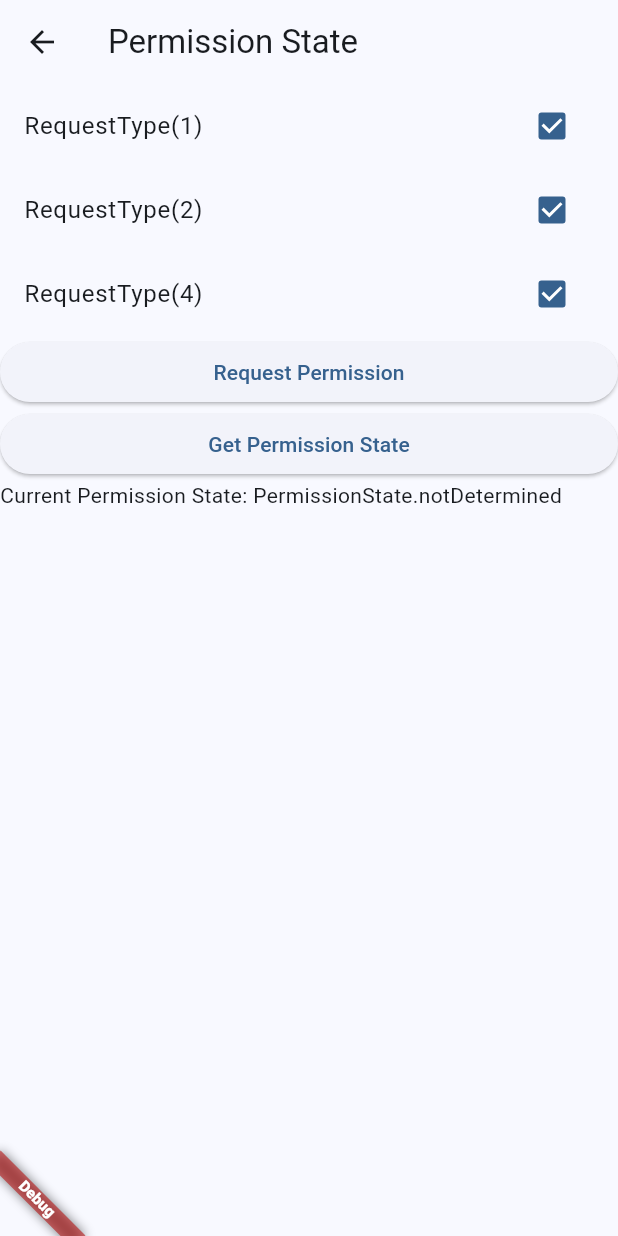
After one commit to fluttercandies/flutter_photo_manager, a Flutter app: the PermissionStatePage screen opened directly, after a tap on "Get Permission State", on a phone screen of 412 x 824 dp. The commit adds this screen. Run offline on Flutter 3.47's test engine with Material 3 defaults, Android fonts, the phone set to English and light mode, and no system bars; drawn by our look-alikes of oktoast; our stand-ins replace video_player; missing offline and left inert: photo_manager_image_provider.

Commit message:
feat: add getPermissionState method (iOS)
Signed-off-by: Caijinglong <cjl_spy@163.com>

```diff
--- a/example/lib/page/developer/develop_index_page.dart
+++ b/example/lib/page/developer/develop_index_page.dart
@@ -18,6 +18,7 @@ import 'dev_title_page.dart';
 import 'ios/create_folder_example.dart';
 import 'ios/edit_asset.dart';
 import 'issues_page/issue_index_page.dart';
+import 'permission_state_page.dart';
 import 'remove_all_android_not_exists_example.dart';
 import 'verbose_log_page.dart';
 
@@ -78,6 +79,10 @@ class _DeveloperIndexPageState extends State<DeveloperIndexPage> {
               onPressed: () => navToWidget(const ColumnNamesPage()),
               child: const Text('Android: column names'),
             ),
+          ElevatedButton(
+            onPressed: () => navToWidget(const PermissionStatePage()),
+            child: const Text('Show permission state page'),
+          ),
           ElevatedButton(
             child: const Text('Show iOS create folder example.'),
             onPressed: () => navToWidget(const CreateFolderExample()),
--- /dev/null
+++ b/example/lib/page/developer/permission_state_page.dart
@@ -0,0 +1,84 @@
+import 'package:flutter/material.dart';
+import 'package:photo_manager/photo_manager.dart';
+
+class PermissionStatePage extends StatefulWidget {
+  const PermissionStatePage({super.key});
+
+  @override
+  State<PermissionStatePage> createState() => _PermissionStatePageState();
+}
+
+class _PermissionStatePageState extends State<PermissionStatePage> {
+  List<RequestType> types = RequestType.values;
+  RequestType get _selectedType {
+    return RequestType.fromTypes(types);
+  }
+
+  PermissionState? _permissionState;
+
+  @override
+  Widget build(BuildContext context) {
+    return Scaffold(
+      appBar: AppBar(
+        title: const Text('Permission State'),
+      ),
+      body: ListView(
+        children: [
+          Column(
+            children: RequestType.values.map((RequestType type) {
+              return CheckboxListTile(
+                title: Text(type.toString().split('.').last),
+                value: _selectedType.containsType(type),
+                onChanged: (bool? value) {
+                  setState(() {
+                    if (value == true) {
+                      types.add(type);
+                    } else {
+                      types.remove(type);
+                    }
+                  });
+                },
+              );
+            }).toList(),
+          ),
+          ElevatedButton(
+            onPressed: _requestPermission,
+            child: const Text('Request Permission'),
+          ),
+          ElevatedButton(
+            onPressed: _getPermissionState,
+            child: const Text('Get Permission State'),
+          ),
+          if (_permissionState != null)
+            Text('Current Permission State: $_permissionState'),
+        ],
+      ),
+    );
+  }
+
+  Future<void> _requestPermission() async {
+    final PermissionRequestOption option = _option();
+    final result = await PhotoManager.requestPermissionExtend(requestOption: option);
+    setState(() {
+      _permissionState = result;
+    });
+  }
+
+  PermissionRequestOption _option() {
+    final type = _selectedType;
+    final PermissionRequestOption option = PermissionRequestOption(
+      androidPermission: AndroidPermission(type: type, mediaLocation: false),
+      iosAccessLevel: IosAccessLevel.readWrite,
+      ohosPermissions: const [],
+    );
+    return option;
+  }
+
+  Future<void> _getPermissionState() async {
+    final PermissionRequestOption option = _option();
+    final state = await PhotoManager.getPermissionState(requestOption: option);
+    setState(() {
+      _permissionState = state;
+    });
+  }
+}
--- a/lib/src/internal/plugin.dart
+++ b/lib/src/internal/plugin.dart
@@ -666,9 +666,13 @@ class PhotoManagerPlugin with BasePlugin, IosPlugin, AndroidPlugin, OhosPlugin {
     return null;
   }
 
-  Future<PermissionState> getPermissionState() async {
-    final int? result =
-        await _channel.invokeMethod<int>(PMConstants.mGetPermissionState);
+  Future<PermissionState> getPermissionState(
+    PermissionRequestOption requestOption,
+  ) async {
+    final int? result = await _channel.invokeMethod<int>(
+      PMConstants.mGetPermissionState,
+      requestOption.toMap(),
+    );
     return PermissionState.values[result ?? 0];
   }
 }
--- a/lib/src/managers/photo_manager.dart
+++ b/lib/src/managers/photo_manager.dart
@@ -80,8 +80,10 @@ class PhotoManager {
   ///
   /// Note: On Android, this method may require an [Activity] context. If called in a background service,
   /// make sure to call the [setIgnorePermissionCheck] method first.
-  static Future<PermissionState> getPermissionState() {
-    return plugin.getPermissionState();
+  static Future<PermissionState> getPermissionState({
+    PermissionRequestOption requestOption = const PermissionRequestOption(),
+  }) {
+    return plugin.getPermissionState(requestOption);
   }
 
   /// Prompts the limited assets selection modal on iOS.
```
Also changed, not shown: 4 other files.
